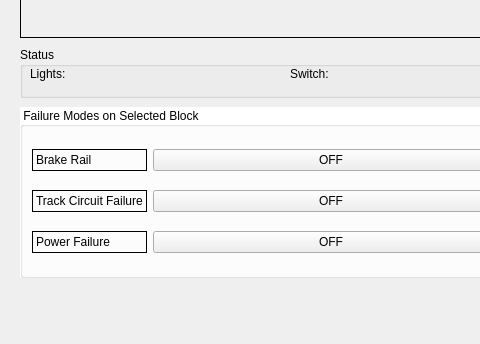
Old version of the form Track Model/Track_Model.ui in the repository asmithie13/ECE-1140; both pictures show x 0 to 480 and y 313 to 657 of the 932 by 657 pixel window.
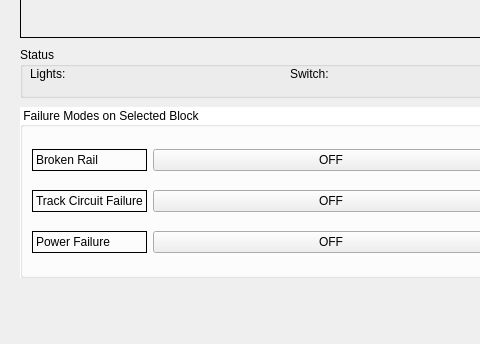
New version of the form. Icons and pictures are not drawn.

Commit message: test benches and UI 80% complete

```diff
--- a/Track Model/Track_Model.ui
+++ b/Track Model/Track_Model.ui
@@ -103,7 +103,7 @@
         <enum>QFrame::Box</enum>
        </property>
        <property name="text">
-        <string>Brake Rail</string>
+        <string>Broken Rail</string>
        </property>
       </widget>
      </item>
```
The commit also changes 5 other files.
